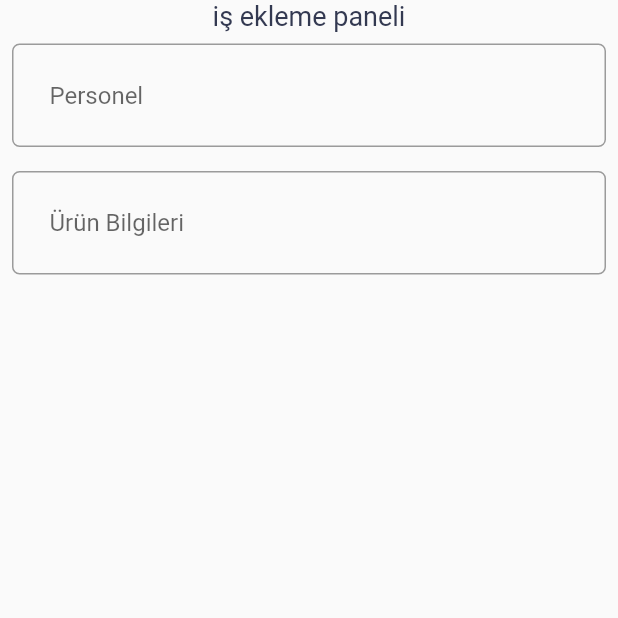
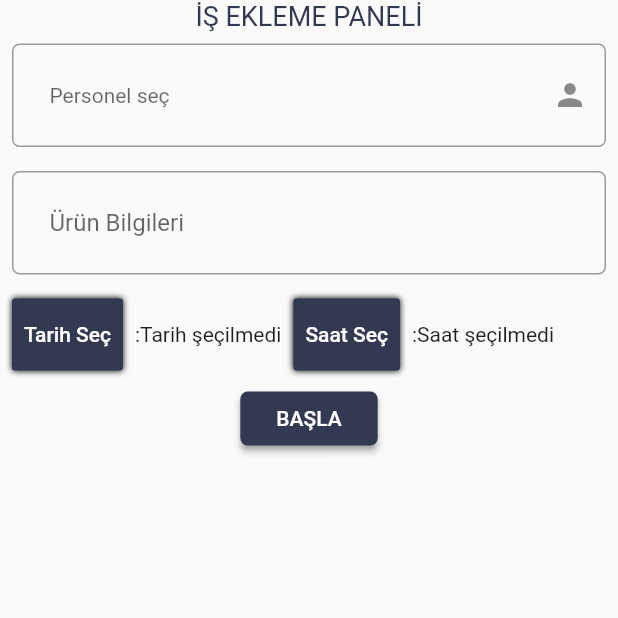
Before and after one commit to DoganBozkurt/EndProject, a Flutter app: the AddJobScreen screen opened by its route, on a phone screen of 412 x 824 dp, the top half of it. Run offline on Flutter 3.47's test engine with Material 2 defaults, Android fonts, the phone set to English and light mode, and no system bars; our stand-ins replace awesome_dialog, flutter_vector_icons; missing offline and left inert: drop_down_list; network calls fail.

Commit message:
personel listesi eklendi

```diff
--- /dev/null
+++ b/lib/Model/personel.dart
@@ -0,0 +1,29 @@
+import 'dart:convert';
+
+List<Personel> personelFromJson(String str) => List<Personel>.from(json.decode(str).map((x) => Personel.fromJson(x)));
+String depoListToJson(List<Personel> data) => json.encode(List<dynamic>.from(data.map((x) => x.toJson())));
+
+class Personel {
+  int sNo;
+  int kod;
+  String ad;
+  String soyad;
+  Personel(
+      {required this.sNo,
+      required this.kod,
+      required this.ad,
+      required this.soyad});
+
+  factory Personel.fromJson(Map<String, dynamic> json) => Personel(
+      sNo: json["sNo"],
+      kod: json["kod"],
+      ad: json["ad"],
+      soyad: json["soyad"]);
+
+    Map<String, dynamic> toJson() => {
+        "sNo": sNo,
+        "kod": kod,
+        "ad": ad,
+        "soyad": soyad,
+    };
+}
--- a/lib/Screen/addJob.dart
+++ b/lib/Screen/addJob.dart
@@ -1,13 +1,17 @@
-// ignore_for_file: file_names, use_key_in_widget_constructors, must_be_immutable
-
+// ignore_for_file: file_names, use_key_in_widget_constructors, must_be_immutable, unnecessary_null_comparison
+import 'package:drop_down_list/drop_down_list.dart';
+import 'package:drop_down_list/model/selected_list_item.dart';
 import 'package:flutter/material.dart';
+import 'package:intl/intl.dart';
+import 'package:usis_2/Model/personel.dart';
 import 'package:usis_2/Responsive/mobileView.dart';
 import 'package:usis_2/Responsive/responsive_utils.dart';
 import 'package:usis_2/Responsive/tabletView.dart';
 import 'package:usis_2/Responsive/webView.dart';
+import 'package:usis_2/Services/remoteService.dart';
 import 'package:usis_2/constants.dart';
+import '../Widget/mobileMenu.dart';
 
-import '../Widget/mobileMenu.dart';
 class AddJobScreen extends StatefulWidget {
   const AddJobScreen({super.key});
   static const String pageName = "/AddJobScreen";
@@ -16,9 +20,75 @@ class AddJobScreen extends StatefulWidget {
 }
 
 class _AddJobScreenState extends State<AddJobScreen> {
+  DateTime? baslamaTarihi;
+  String? baslamaTarihiFormatli;
+  TimeOfDay? baslamaSaati;
+  final List<SelectedListItem> selectPersonel = [];
+  List<Personel>? personel;
+  String secilenPersonel="";
+  TextEditingController personelSec = TextEditingController();
+  TextEditingController fiyat = TextEditingController();
 
-TextEditingController adet = TextEditingController();
-TextEditingController fiyat = TextEditingController();
+  @override
+  void initState() {
+    super.initState();
+    getData();
+  }
+
+  getData() async {
+    personel = await RemoteService().getPersonel();
+    if (personel != null) {
+      personel
+          ?.map((e) => selectPersonel.add(SelectedListItem(
+              name: '${e.ad} ${e.soyad}', value: e.kod.toString())))
+          .toList();
+    }
+  }
+
+  Future<void> selectDateTime(BuildContext context) async {
+    final DateTime? picked = await showDatePicker(
+        context: context,
+        initialDate: DateTime.now(),
+        firstDate: DateTime(2000),
+        lastDate: DateTime(2050));
+    if (picked != null) {
+      setState(() {
+        baslamaTarihi = picked;
+        baslamaTarihiFormatli = DateFormat('dd-MM-yyyy').format(baslamaTarihi!);
+      });
+    }
+  }
+
+  void selectTimePicker() {
+    showTimePicker(
+      context: context,
+      initialTime: TimeOfDay.now(),
+    ).then((value) => setState(() {
+          baslamaSaati = value;
+        }));
+  }
+
+  void onTextFieldTapPersonel(List<SelectedListItem> pData) {
+    DropDownState(
+      DropDown(
+          enableMultipleSelection: false,
+          data: pData,
+          bottomSheetTitle: const Text(
+            "Personel Listesi",
+            style: TextStyle(
+              fontWeight: FontWeight.bold,
+              fontSize: 20.0,
+            ),
+          ),
+          selectedItems: (List<dynamic> selectedList) {
+            for (var item in selectedList) {
+              if (item is SelectedListItem) {
+                personelSec.text=item.name;
+              }
+            }
+          }),
+    ).showModal(context);
+  }
 
   @override
   Widget build(BuildContext context) {
@@ -28,28 +98,119 @@ TextEditingController fiyat = TextEditingController();
         resizeToAvoidBottomInset: false, //keyboard hatasını çözer
         drawer: !ResponsiveUtils.isScreenWeb(context) ? mobileMenu() : null,
         body: ResponsiveUtils(
-          screenWeb: webView(deneme,screenSize, context),
-          screenTablet: tabletView(deneme,screenSize, context),
-          screenMobile: mobileView(deneme,screenSize, context),
+          screenWeb: webView(columnIsPanelli, screenSize, context),
+          screenTablet: tabletView(columnIsPanelli, screenSize, context),
+          screenMobile: mobileView(columnIsPanelli, screenSize, context),
         ),
       ),
     );
   }
 
-
- Widget deneme(final BuildContext context, Size screenSize) => Column(
+  Widget columnIsPanelli(final BuildContext context, Size screenSize) => Column(
         mainAxisAlignment: MainAxisAlignment.center,
         mainAxisSize: MainAxisSize.min,
         children: [
           const Text(
-             "iş ekleme paneli",
+            "İŞ EKLEME PANELİ",
             style: TextStyle(color: kPrimaryColor, fontSize: 18),
           ),
-           adetFiyatTextField("Personel", adet),
+          Padding(
+            padding: const EdgeInsets.all(8.0),
+            child: TextField(
+              controller: personelSec,
+              readOnly: true,
+              onTap: () => onTextFieldTapPersonel(selectPersonel),
+              decoration:  InputDecoration(
+                contentPadding: const EdgeInsets.all(25),
+                hintText: personelSec.text == "" ? "Personel seç" : personelSec.text,
+                hintStyle: const TextStyle(fontSize: 14),
+                border: const OutlineInputBorder(
+                  borderRadius: BorderRadius.all(
+                    Radius.circular(5),
+                  ),
+                  borderSide: BorderSide(color: kPrimaryColor),
+                ),
+                suffixIcon: const Icon(Icons.person),
+              ),
+            ),
+          ),
           adetFiyatTextField("Ürün Bilgileri", fiyat),
+          Row(
+            children: [
+              rowTarih(context),
+              rowSaat(context),
             ],
+          ),
+          ElevatedButton(
+            style: ElevatedButton.styleFrom(
+                shadowColor: kContentColor,
+                backgroundColor: kPrimaryColor,
+                shape: RoundedRectangleBorder(
+                    borderRadius: BorderRadius.circular(5))),
+            onPressed: () {},
+            child: const Padding(
+              padding: EdgeInsets.all(8.0),
+              child: Text("BAŞLA"),
+            ),
+          ),
+        ],
+      );
 
+  Widget rowTarih(BuildContext context) {
+    return Row(
+      children: [
+        Padding(
+          padding: const EdgeInsets.all(8.0),
+          child: DecoratedBox(
+            decoration: BoxDecoration(
+                color: kPrimaryColor,
+                borderRadius: BorderRadius.circular(2),
+                boxShadow: const <BoxShadow>[BoxShadow(blurRadius: 3)]),
+            child: TextButton(
+              onPressed: () {
+                selectDateTime(context);
+              },
+              child: const Text(
+                "Tarih Seç",
+                style: TextStyle(color: Colors.white),
+              ),
+            ),
+          ),
+        ),
+        baslamaTarihiFormatli != null
+            ? Text("$baslamaTarihiFormatli")
+            : const Text(":Tarih şeçilmedi")
+      ],
     );
+  }
+
+  Widget rowSaat(BuildContext context) {
+    return Row(
+      children: [
+        Padding(
+          padding: const EdgeInsets.all(8.0),
+          child: DecoratedBox(
+            decoration: BoxDecoration(
+                color: kPrimaryColor,
+                borderRadius: BorderRadius.circular(2),
+                boxShadow: const <BoxShadow>[BoxShadow(blurRadius: 3)]),
+            child: TextButton(
+              onPressed: () {
+                selectTimePicker();
+              },
+              child: const Text(
+                "Saat Seç",
+                style: TextStyle(color: Colors.white),
+              ),
+            ),
+          ),
+        ),
+        baslamaSaati != null
+            ? Text(baslamaSaati!.format(context).toString())
+            : const Text(":Saat şeçilmedi")
+      ],
+    );
+  }
 }
 
 Padding adetFiyatTextField(String hint, TextEditingController kontroler) {
--- /dev/null
+++ b/lib/Services/remoteService.dart
@@ -0,0 +1,18 @@
+import 'package:usis_2/Model/personel.dart';
+import 'package:usis_2/constants.dart';
+import 'package:http/http.dart' as http;
+class RemoteService {
+
+  Future<List<Personel>?> getPersonel() async {
+    var url = Uri.parse('$constUrl/api/personel');
+    var response=await http.get(url,headers: {
+      "Contet_Type": "applacition/json",
+    });
+    if (response.statusCode==200) {
+       var json = response.body;
+      return personelFromJson(json);
+    }
+    return null;
+  }
+
+}
--- a/lib/constants.dart
+++ b/lib/constants.dart
@@ -6,7 +6,7 @@ import 'package:flutter/services.dart';
 
 const  kPrimaryColor = Color(0xff333951);
 const kContentColor = Color.fromRGBO(33, 35, 50, 1);
-
+const constUrl="https://7845-95-2-8-53.eu.ngrok.io";
 AwesomeDialog logOutDialog(
     BuildContext context, String title, String desc, DialogType sorun) {
   return AwesomeDialog(
--- a/pubspec.yaml
+++ b/pubspec.yaml
@@ -38,6 +38,9 @@ dependencies:
   cupertino_icons: ^1.0.2
   flutter_vector_icons: ^2.0.0
   awesome_dialog: ^3.0.2
+  intl: ^0.18.0
+  drop_down_list: ^0.0.4
+  http: ^0.13.5
 
 dev_dependencies:
   flutter_test:
```
Also changed, not shown: pubspec.lock. Lines whose indentation alone changed are shown as unchanged.
